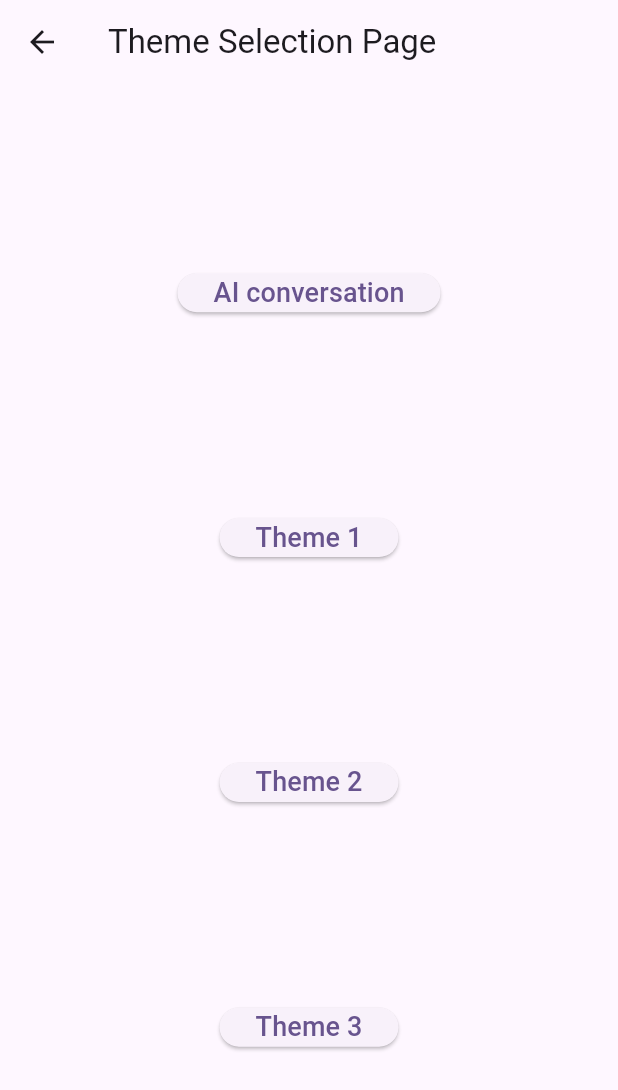
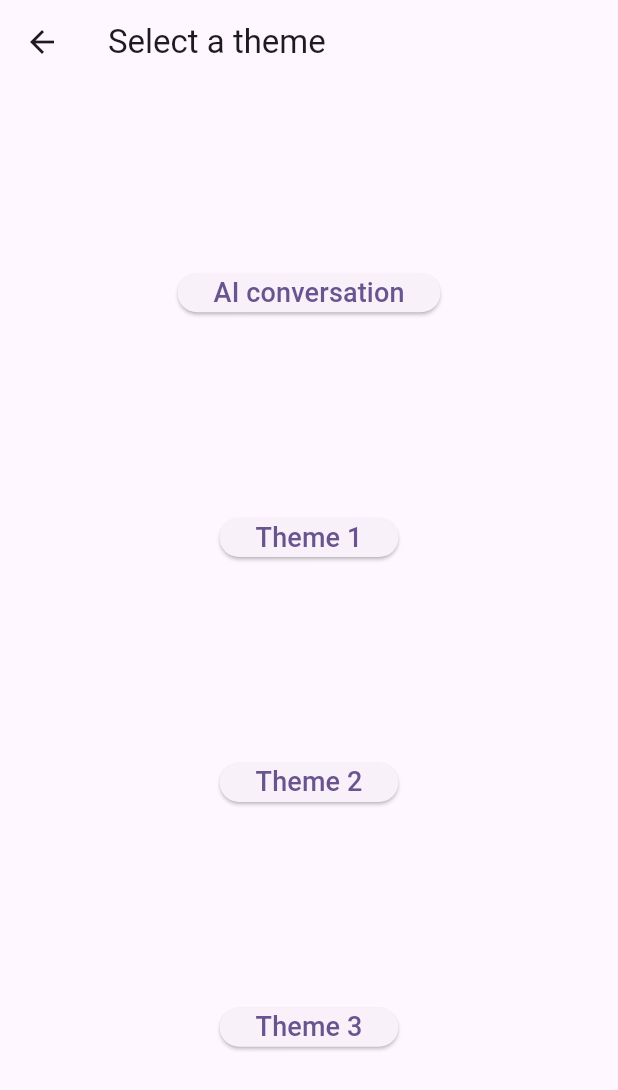
Before and after one commit to Argentum11/busy_faker, a Flutter app: the ThemeSelectionPage screen opened directly with empty values, on a phone screen of 412 x 824 dp. Shown: the top 1090 px of the screen. Run offline on Flutter 3.47's test engine with Material 3 defaults, Android fonts, the phone set to English and light mode, and no system bars; our stand-ins replace numberpicker, vibration.

Commit message:
feat: change title in theme selection

```diff
--- a/lib/pages/theme_selection.dart
+++ b/lib/pages/theme_selection.dart
@@ -9,7 +9,7 @@ class ThemeSelectionPage extends StatelessWidget {
   @override
   Widget build(BuildContext context) {
     return Scaffold(
-      appBar: AppBar(title: const Text('Theme Selection Page')),
+      appBar: AppBar(title: const Text('Select a theme')),
       body: Column(
         mainAxisAlignment: MainAxisAlignment.spaceEvenly,
         crossAxisAlignment: CrossAxisAlignment.center,
```
